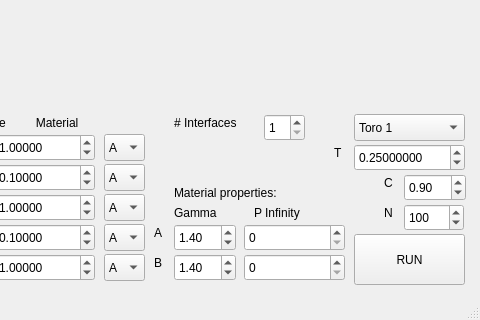
Qt form MultiMaterial/mainwindow.ui (knutsvk/GhostFluid) before a commit; both pictures show x 576 to 1056 and y 392 to 712 of the 1056 by 712 pixel window.
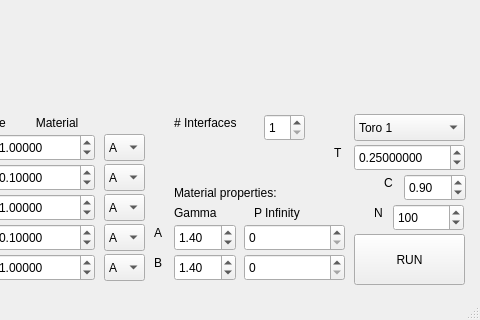
The same form after that commit. Custom widgets are drawn as their Qt base class.

What changed in the file:
```diff
--- a/MultiMaterial/mainwindow.ui
+++ b/MultiMaterial/mainwindow.ui
@@ -363,9 +363,9 @@
    <widget class="QSpinBox" name="Cells">
     <property name="geometry">
      <rect>
-      <x>980</x>
+      <x>969</x>
       <y>560</y>
-      <width>60</width>
+      <width>71</width>
       <height>27</height>
      </rect>
     </property>
@@ -373,7 +373,7 @@
      <number>2</number>
     </property>
     <property name="maximum">
-     <number>2000</number>
+     <number>99999</number>
     </property>
     <property name="singleStep">
      <number>100</number>
@@ -385,7 +385,7 @@
    <widget class="QLabel" name="label_2">
     <property name="geometry">
      <rect>
-      <x>960</x>
+      <x>950</x>
       <y>560</y>
       <width>16</width>
       <height>17</height>
```
